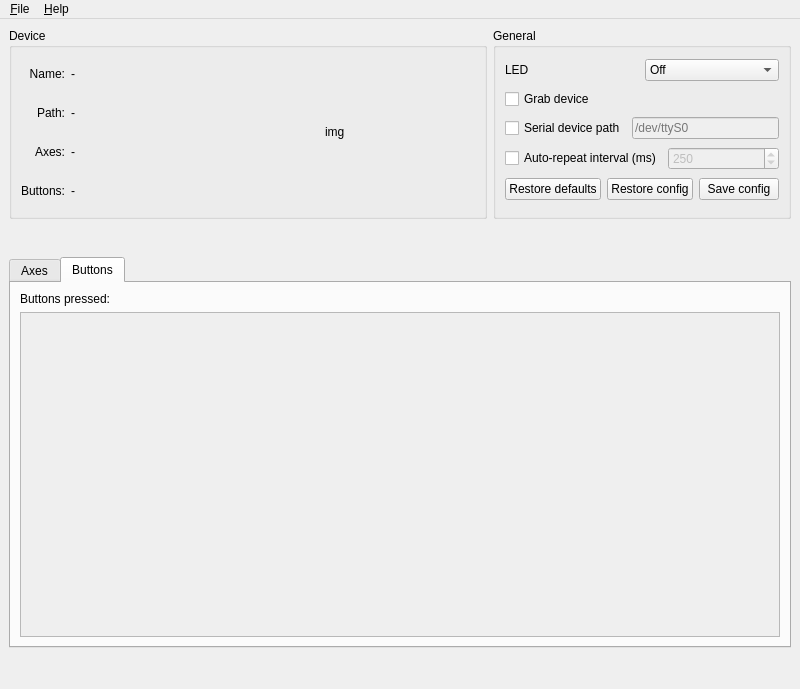
Old version of the form ui/spnavcfg.ui in the repository FreeSpacenav/spnavcfg.
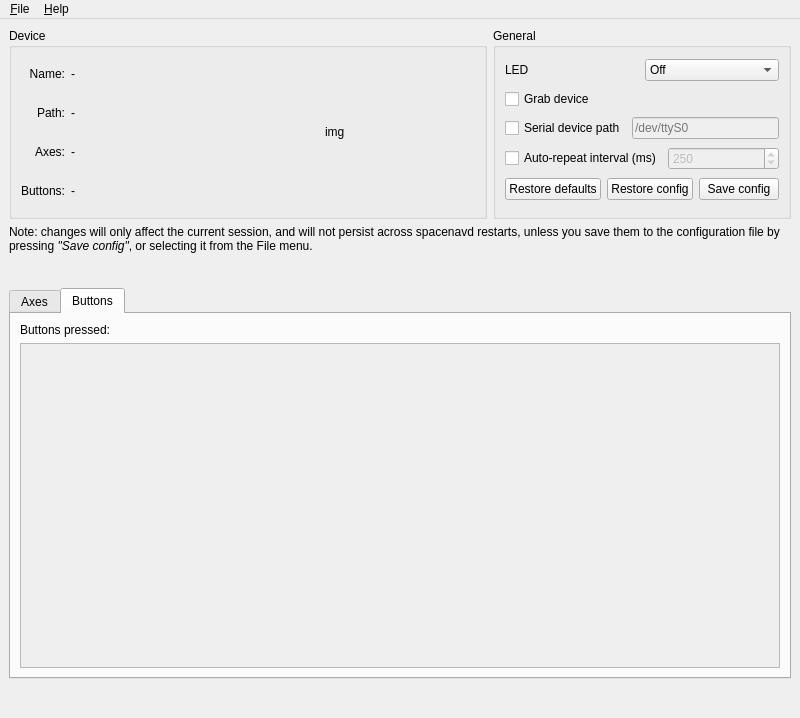
New version of the form. The open tabs and pages were chosen to show the change. Icons and pictures are not drawn.

Commit message: fixed sliders not responding to anything other than mouse drags, and added a prominent notice about how persistence of settings works.

Diff of the .ui file:
```diff
--- a/ui/spnavcfg.ui
+++ b/ui/spnavcfg.ui
@@ -7,7 +7,7 @@
     <x>0</x>
     <y>0</y>
     <width>800</width>
-    <height>689</height>
+    <height>718</height>
    </rect>
   </property>
   <property name="windowTitle">
@@ -283,6 +283,16 @@
       </item>
      </layout>
     </item>
+    <item>
+     <widget class="QLabel" name="label_19">
+      <property name="text">
+       <string>Note: changes will only affect the current session, and will not persist across spacenavd restarts, unless you save them to the configuration file by pressing &lt;em&gt;&quot;Save config&quot;&lt;/em&gt;, or selecting it from the File menu.</string>
+      </property>
+      <property name="wordWrap">
+       <bool>true</bool>
+      </property>
+     </widget>
+    </item>
     <item>
      <spacer name="verticalSpacer_2">
       <property name="orientation">
@@ -978,7 +988,7 @@
              <x>0</x>
              <y>0</y>
              <width>758</width>
-             <height>355</height>
+             <height>346</height>
             </rect>
            </property>
           </widget>
```
Left out of the diff: 3 changed lines with no effect on the pictures. The commit also changes 2 other files.
